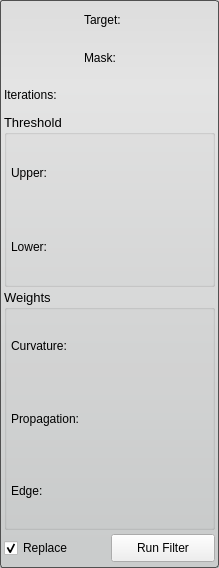
The window that Interface/ToolInterface/ThresholdSegmentationLSFilterInterface.ui (jessdtate/Seg3D) describes before a commit, drawn with Qt 5.
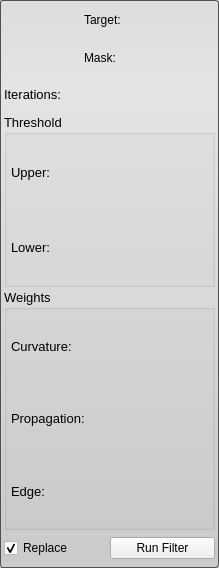
The same window after the commit.

Diff of the .ui file:
```diff
--- a/Interface/ToolInterface/ThresholdSegmentationLSFilterInterface.ui
+++ b/Interface/ToolInterface/ThresholdSegmentationLSFilterInterface.ui
@@ -104,6 +104,11 @@
     <layout class="QHBoxLayout" name="iterationsHLayout_top">
      <item>
       <widget class="QLabel" name="iterationsLabel">
+       <property name="font">
+        <font>
+         <pointsize>10</pointsize>
+        </font>
+       </property>
        <property name="text">
         <string>Iterations:</string>
        </property>
@@ -165,6 +170,11 @@
        <layout class="QHBoxLayout" name="upperHLayout_top">
         <item>
          <widget class="QLabel" name="upperLabel">
+          <property name="font">
+           <font>
+            <pointsize>10</pointsize>
+           </font>
+          </property>
           <property name="text">
            <string>Upper:</string>
           </property>
@@ -179,6 +189,11 @@
        <layout class="QHBoxLayout" name="lowerHLayout_top">
         <item>
          <widget class="QLabel" name="lowerLabel">
+          <property name="font">
+           <font>
+            <pointsize>10</pointsize>
+           </font>
+          </property>
           <property name="text">
            <string>Lower:</string>
           </property>
@@ -243,6 +258,11 @@
        <layout class="QHBoxLayout" name="curvatureHLayout_top">
         <item>
          <widget class="QLabel" name="curvatureLabel">
+          <property name="font">
+           <font>
+            <pointsize>10</pointsize>
+           </font>
+          </property>
           <property name="text">
            <string>Curvature:</string>
           </property>
@@ -257,6 +277,11 @@
        <layout class="QHBoxLayout" name="propagationHLayout_top">
         <item>
          <widget class="QLabel" name="propagationLabel">
+          <property name="font">
+           <font>
+            <pointsize>10</pointsize>
+           </font>
+          </property>
           <property name="text">
            <string>Propagation:</string>
           </property>
@@ -271,6 +296,11 @@
        <layout class="QHBoxLayout" name="edgeHLayout_top">
         <item>
          <widget class="QLabel" name="edgeLabel">
+          <property name="font">
+           <font>
+            <pointsize>10</pointsize>
+           </font>
+          </property>
           <property name="text">
            <string>Edge:</string>
           </property>
@@ -285,21 +315,28 @@
     </widget>
    </item>
    <item>
-    <layout class="QHBoxLayout" name="replaceRunLayout">
+    <widget class="QWidget" name="replaceRunWidget" native="true">
+     <property name="minimumSize">
+      <size>
+       <width>0</width>
+       <height>32</height>
+      </size>
+     </property>
+     <property name="maximumSize">
+      <size>
+       <width>16777215</width>
+       <height>32</height>
+      </size>
+     </property>
+     <layout class="QHBoxLayout" name="horizontalLayout" stretch="1,1">
+      <property name="spacing">
+       <number>0</number>
+      </property>
+      <property name="margin">
+       <number>0</number>
+      </property>
      <item>
       <widget class="QCheckBox" name="replaceCheckBox">
-       <property name="sizePolicy">
-        <sizepolicy hsizetype="Preferred" vsizetype="Fixed">
-         <horstretch>0</horstretch>
-         <verstretch>0</verstretch>
-        </sizepolicy>
-       </property>
-       <property name="minimumSize">
-        <size>
-         <width>0</width>
-         <height>32</height>
-        </size>
-       </property>
        <property name="text">
         <string>Replace</string>
        </property>
@@ -310,30 +347,13 @@
      </item>
      <item>
       <widget class="QPushButton" name="runFilterButton">
-       <property name="sizePolicy">
-        <sizepolicy hsizetype="Preferred" vsizetype="Fixed">
-         <horstretch>0</horstretch>
-         <verstretch>0</verstretch>
-        </sizepolicy>
-       </property>
-       <property name="minimumSize">
-        <size>
-         <width>0</width>
-         <height>28</height>
-        </size>
-       </property>
-       <property name="maximumSize">
-        <size>
-         <width>16777215</width>
-         <height>28</height>
-        </size>
-       </property>
        <property name="text">
         <string>Run Filter</string>
        </property>
       </widget>
      </item>
     </layout>
+    </widget>
    </item>
   </layout>
  </widget>
```
Lines whose indentation alone changed are shown as unchanged.
